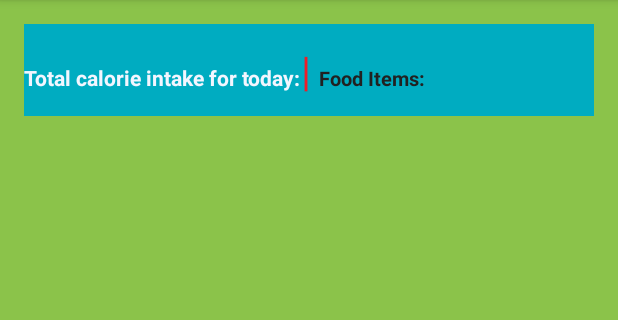
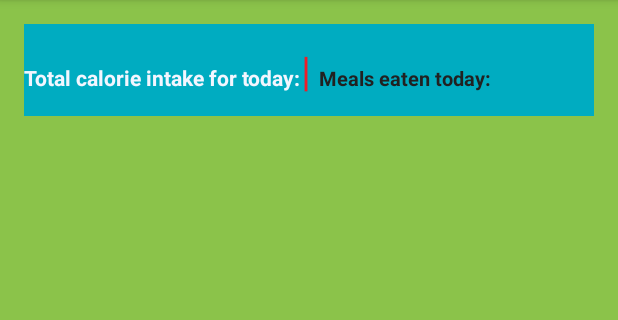
Before and after one commit to IonutPutinica/CalorieCounterAndroid, an Android app: the DisplayMealsActivity screen opened directly, with no data from a screen before it, on a phone screen of 412 x 824 dp, the part 84-404 px from its top. Run offline under Robolectric (Android 15) with nearby library versions, the phone set to English and light mode, and no system bars.

Commit message:
Edits in the strings

```diff
--- a/app/src/main/res/values/strings.xml
+++ b/app/src/main/res/values/strings.xml
@@ -10,5 +10,5 @@
     <string name="share_title">Share</string>
     <string name="food_total_text">Total calorie intake for today:</string>
     <string name="cal_text">Cal.</string>
-    <string name="food_items_num">Food Items:</string>
+    <string name="food_items_num">Meals eaten today:</string>
 </resources>
```
